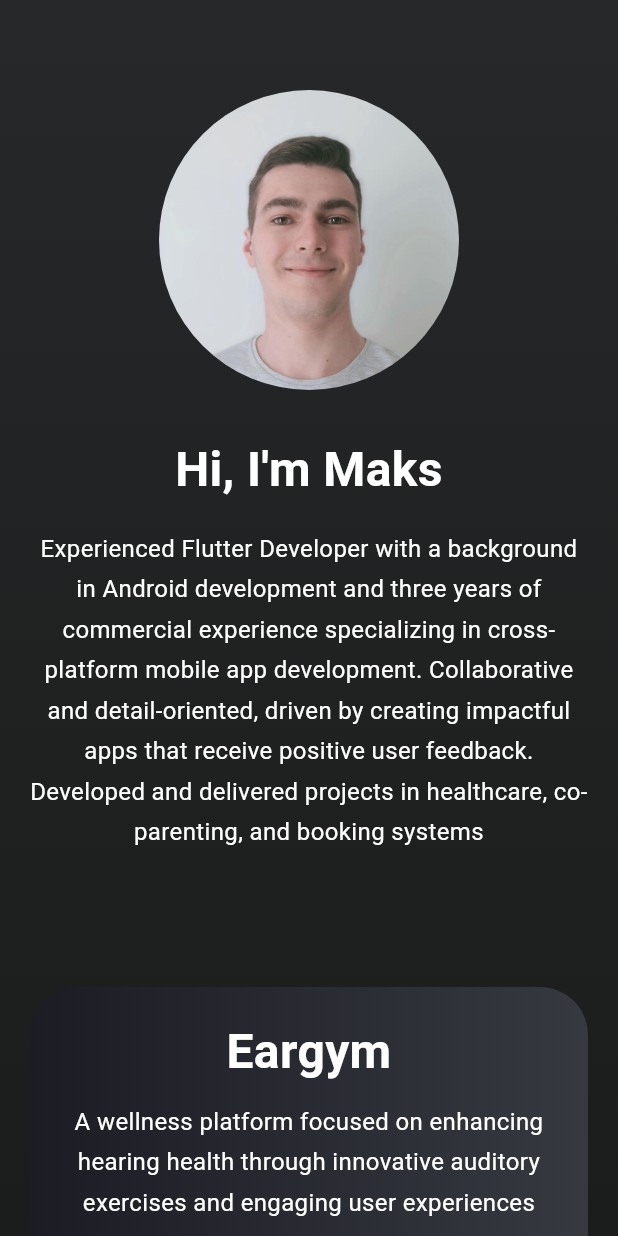
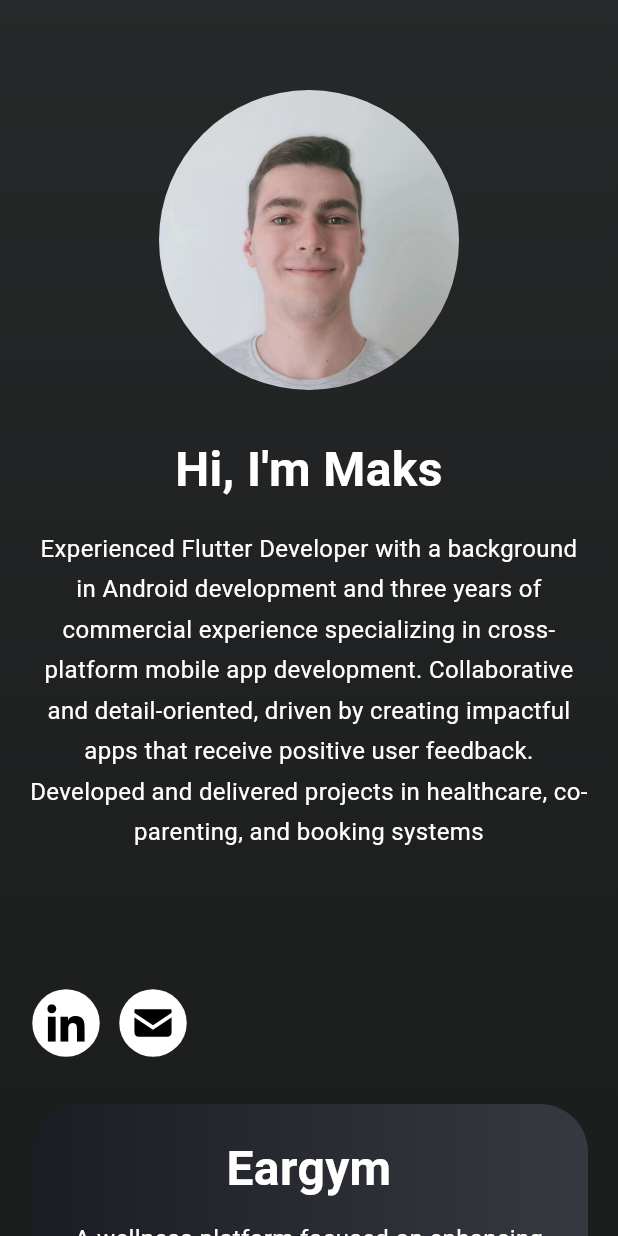
Before and after one commit to maksklimko/MyPortfolio, a Flutter app: the screen it shows after launch, on a phone screen of 412 x 824 dp. Run offline on Flutter 3.47's test engine with Material 3 defaults, Android fonts, the phone set to English and light mode, and no system bars; drawn by our look-alikes of flutter_animate; our stand-ins replace flutter_svg.

Commit message:
Added action buttons

```diff
--- a/lib/config/app_constants.dart
+++ b/lib/config/app_constants.dart
@@ -18,6 +18,13 @@ class AdaptiveConstants {
         context,
         mobile: 16,
         desktop: 20,
+      );
+
+  static double getButtonFontSize(BuildContext context) =>
+      ScreenUtils.responsiveValue<double>(
+        context,
+        mobile: 14,
+        desktop: 14,
       );
 
   static double getCardBorderRadius(BuildContext context) =>
--- a/lib/screens/main_screen.dart
+++ b/lib/screens/main_screen.dart
@@ -3,6 +3,7 @@ import 'package:my_portfolio/config/app_colors.dart';
 import 'package:my_portfolio/config/app_constants.dart';
 import 'package:my_portfolio/utils/screen_utils.dart';
 import 'package:my_portfolio/widgets/animated_list_view.dart';
+import 'package:my_portfolio/widgets/app_icon_button.dart';
 import 'package:my_portfolio/widgets/project_card.dart';
 import 'package:url_launcher/url_launcher.dart';
 
@@ -70,6 +71,30 @@ class _MainScreenState extends State<MainScreen> {
                 textAlign: _getTextAlign(),
               ),
               SizedBox(height: AdaptiveConstants.getLargeSpacing(context) * 2),
+            ],
+          ),
+        ),
+        _buildAdaptiveItem(
+          Row(
+            spacing: AdaptiveConstants.getSmallSpacing(context),
+            children: [
+              AppIconButton(
+                onPressed: () {
+                  launchUrl(Uri.parse(
+                      "https://www.linkedin.com/in/maks-klimko-29ab071b0/"));
+                },
+                icon: "assets/icons/linkedin_icon.svg",
+              ),
+              AppIconButton(
+                onPressed: () {
+                  final Uri emailLaunchUri = Uri(
+                    scheme: 'mailto',
+                    path: 'maks.klmqaz@gmail.com',
+                  );
+                  launchUrl(emailLaunchUri);
+                },
+                icon: "assets/icons/mail_icon.svg",
+              ),
             ],
           ),
         ),
--- /dev/null
+++ b/lib/widgets/app_icon_button.dart
@@ -0,0 +1,34 @@
+import 'package:flutter/material.dart';
+import 'package:flutter_svg/svg.dart';
+import 'package:my_portfolio/config/app_colors.dart';
+
+class AppIconButton extends StatelessWidget {
+  const AppIconButton({
+    super.key,
+    required this.onPressed,
+    required this.icon,
+    this.size = 25,
+  });
+
+  final VoidCallback onPressed;
+  final String icon;
+  final double size;
+
+  @override
+  Widget build(BuildContext context) {
+    return IconButton(
+      onPressed: onPressed,
+      icon: SvgPicture.asset(
+        icon,
+        height: size,
+        width: size,
+      ),
+      style: IconButton.styleFrom(
+        backgroundColor: Colors.white,
+        foregroundColor: AppColors.cardGradientStart,
+        shape: CircleBorder(),
+        padding: EdgeInsets.all(10),
+      ),
+    );
+  }
+}
--- a/lib/widgets/project_card.dart
+++ b/lib/widgets/project_card.dart
@@ -2,6 +2,7 @@ import 'package:flutter/material.dart';
 import 'package:my_portfolio/config/app_colors.dart';
 import 'package:my_portfolio/config/app_constants.dart';
 import 'package:my_portfolio/utils/screen_utils.dart';
+import 'package:my_portfolio/widgets/app_button.dart';
 
 class ProjectCardAction {
   final String title;
@@ -16,7 +17,7 @@ class ProjectCard extends StatelessWidget {
     required this.title,
     required this.description,
     this.image,
-    this.actions,
+    this.actions = const [],
     this.textAlign = TextAlign.start,
   });
   final String title;
@@ -24,7 +25,7 @@ class ProjectCard extends StatelessWidget {
   final String? image;
 
   final TextAlign textAlign;
-  final List<ProjectCardAction>? actions;
+  final List<ProjectCardAction> actions;
   @override
   Widget build(BuildContext context) {
     return Stack(
@@ -72,6 +73,30 @@ class ProjectCard extends StatelessWidget {
                         ),
                       ),
                     ),
+                    SizedBox(
+                      height: AdaptiveConstants.getSmallSpacing(context),
+                    ),
+                    SizedBox(
+                      width: double.infinity,
+                      child: Row(
+                        spacing: AdaptiveConstants.getSmallSpacing(context),
+                        mainAxisAlignment: MainAxisAlignment.start,
+                        children: actions.map((action) {
+                          if (textAlign == TextAlign.center) {
+                            return Expanded(
+                              child: AppButton(
+                                onPressed: action.onTap!,
+                                title: action.title,
+                              ),
+                            );
+                          }
+                          return AppButton(
+                            onPressed: action.onTap!,
+                            title: action.title,
+                          );
+                        }).toList(),
+                      ),
+                    ),
                   ],
                 ),
               ),
--- a/pubspec.yaml
+++ b/pubspec.yaml
@@ -11,6 +11,7 @@ dependencies:
     sdk: flutter
   flutter_animate: ^4.1.0
   url_launcher: ^6.3.2
+  flutter_svg: ^2.2.2
 
 dev_dependencies:
   flutter_lints: ^5.0.0
@@ -19,3 +20,4 @@ flutter:
   uses-material-design: true
   assets:
     - assets/images/
+    - assets/icons/
```
Also changed, not shown: lib/widgets/app_button.dart (added, +44 -0 lines), assets/icons/linkedin_icon.svg (added), assets/icons/mail_icon.svg (added), pubspec.lock.
